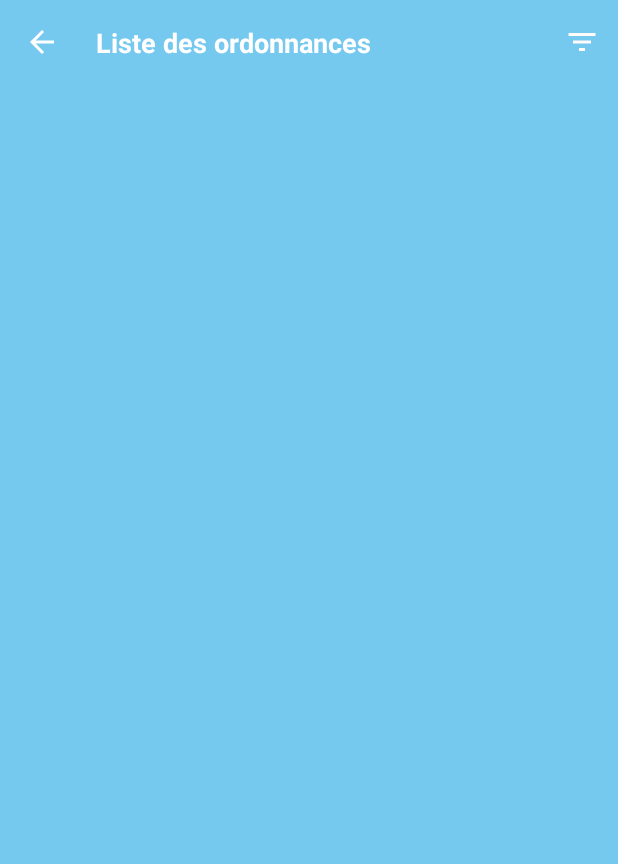
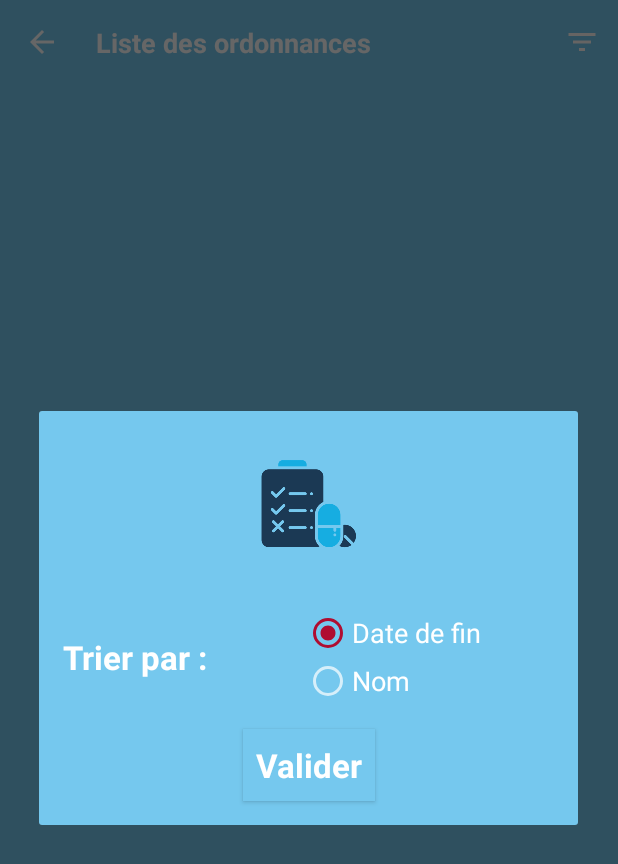
Before and after one commit to ThomasLefebvre/OrdoManager, an Android app: the ListOrdoActivity screen opened directly, with no data from a screen before it, after a tap on "Tri", on a phone screen of 412 x 824 dp. Shown: the top 864 px of the screen. Run offline under Robolectric (Android 15) with nearby library versions, the phone set to English and light mode, and no system bars; our stand-ins replace Room's generated code.

Commit message:
-  Add sort functionality

```diff
--- a/app/src/main/java/fr/thomas/lefebvre/ordomanager/activity/ListOrdoActivity.kt
+++ b/app/src/main/java/fr/thomas/lefebvre/ordomanager/activity/ListOrdoActivity.kt
@@ -2,12 +2,19 @@ package fr.thomas.lefebvre.ordomanager.activity
 
 
 
+import android.content.Context
 import android.content.Intent
 import android.os.AsyncTask
 import android.os.Bundle
+import android.util.Log
+import android.view.LayoutInflater
 import android.view.Menu
+import android.view.MenuItem
 import android.view.View
+import android.widget.RadioButton
+import android.widget.RadioGroup
 import android.widget.Toast
+import androidx.appcompat.app.AlertDialog
 import androidx.appcompat.app.AppCompatActivity
 import androidx.recyclerview.widget.LinearLayoutManager
 import androidx.recyclerview.widget.RecyclerView
@@ -18,22 +25,31 @@ import fr.thomas.lefebvre.ordomanager.database.OrdonnanceDataBase
 import fr.thomas.lefebvre.ordomanager.model.Ordonnance
 import kotlinx.android.synthetic.main.activity_list_ordo.*
 import androidx.recyclerview.widget.DividerItemDecoration
-
+import kotlinx.android.synthetic.main.alert_dialog_sort.*
+import kotlinx.android.synthetic.main.alert_dialog_sort.view.*
 
 
 
 class ListOrdoActivity : AppCompatActivity() {
 
 
+    var SHARED_PREFS:String="sharedPrefs"
+    var RB_DATE_IS_CHECKED:String="rbDateIsChecked"
+    var RB_NAME_IS_CHECKED:String="rbNameIsChecked"
+
+
+
+
+
     override fun onCreate(savedInstanceState: Bundle?) {
         super.onCreate(savedInstanceState)
         setContentView(R.layout.activity_list_ordo)
-       setToolBarListOrdo()
+        setToolBarListOrdo()
         getOrdo()
 
 
+    }
 
-    }
 
 
     fun setToolBarListOrdo(){
@@ -49,6 +65,16 @@ class ListOrdoActivity : AppCompatActivity() {
         menuInflater.inflate(R.menu.menu_list_ordo,menu)
         return super.onCreateOptionsMenu(menu)
     }
+
+    override fun onOptionsItemSelected(item: MenuItem?): Boolean {
+        when (item?.itemId) {
+            R.id.menu_tri -> {
+               alertDialogSort()
+            }
+        }
+        return super.onOptionsItemSelected(item)
+    }
+
 
 
     fun setRecyclerView(listOrdo:List<Ordonnance>){
@@ -67,8 +93,11 @@ class ListOrdoActivity : AppCompatActivity() {
             val db= Room.databaseBuilder(this, OrdonnanceDataBase::class.java,"ordonnance_data_base").build()
 
             val dao=db.ordonnanceDao()
-
-            val listOrdo=dao.get()
+            val listOrdo:List<Ordonnance>
+            if(loadSortPreferencesDate()){
+                 listOrdo=dao.getOrderByDate()
+            }
+            else listOrdo=dao.getOrderByName()
 
             runOnUiThread(Runnable {
                 setRecyclerView(listOrdo)
@@ -93,4 +122,51 @@ class ListOrdoActivity : AppCompatActivity() {
         updateIntent.putExtra("idOrdo",ordoClick.id)
         startActivity(updateIntent)
     }
+
+
+    fun alertDialogSort(){
+
+        val mDialogView = LayoutInflater.from(this).inflate(R.layout.alert_dialog_sort,null)
+
+        val mBuilderDialog= AlertDialog.Builder(this)
+            .setView(mDialogView)
+        mDialogView.rb_date_dialog.isChecked=loadSortPreferencesDate()
+        mDialogView.rb_name_dialog.isChecked=loadSortPreferencesDNom()
+
+        val mAlertDialog=mBuilderDialog.show()
+
+        mDialogView.bt_save_sort.setOnClickListener(View.OnClickListener {
+            saveSortPreferences(mDialogView)
+            mAlertDialog.dismiss()
+            finish()
+            startListOrdoActivity()
+        })
+    }
+
+    fun saveSortPreferences(view: View){
+        val sharedPreferences=getSharedPreferences(SHARED_PREFS, Context.MODE_PRIVATE)
+        val editor=sharedPreferences.edit()
+        Log.i("SHARED","${view.rb_date_dialog.isChecked}")
+        Log.i("SHARED","${view.rb_name_dialog.isChecked}")
+        editor.putBoolean(RB_DATE_IS_CHECKED,view.rb_date_dialog.isChecked)
+        editor.putBoolean(RB_NAME_IS_CHECKED,view.rb_name_dialog.isChecked)
+        editor.apply()
+
+    }
+
+    fun loadSortPreferencesDate():Boolean {
+        val sharedPreferences = getSharedPreferences(SHARED_PREFS, Context.MODE_PRIVATE)
+        return sharedPreferences.getBoolean(RB_DATE_IS_CHECKED, true)
+    }
+
+    fun loadSortPreferencesDNom():Boolean{
+        val sharedPreferences=getSharedPreferences(SHARED_PREFS, Context.MODE_PRIVATE)
+        return sharedPreferences.getBoolean(RB_NAME_IS_CHECKED,false)
+    }
+
+    fun startListOrdoActivity(){
+        var listOrdoIntent=Intent(this,ListOrdoActivity::class.java)
+        startActivity(listOrdoIntent)
+    }
+
 }
--- a/app/src/main/java/fr/thomas/lefebvre/ordomanager/activity/MainActivity.kt
+++ b/app/src/main/java/fr/thomas/lefebvre/ordomanager/activity/MainActivity.kt
@@ -32,8 +32,6 @@ class MainActivity : AppCompatActivity() {
         val adRequest=AdRequest.Builder().build()
         mAdView.loadAd(adRequest)
 
-//TODO change pub code = "ca-app-pub-5765642947536779/8938953969"
-
 
 
 
--- a/app/src/main/java/fr/thomas/lefebvre/ordomanager/adapter/OrdoAdapter.kt
+++ b/app/src/main/java/fr/thomas/lefebvre/ordomanager/adapter/OrdoAdapter.kt
@@ -61,7 +61,11 @@ class OrdoAdapter(val ordoAAfficher:List<Ordonnance>,val listener: (Ordonnance)
             var dateNow= LocalDate.now()
             if(ordonnance.dateFinTri<dateNow.toString()){
                 textViewDateFin.setTextColor(Color.parseColor(colorRedString))
-                textViewAlert.text="A RENOUVELER"
+                if (ordonnance.chronique==true){
+                    textViewAlert.text="A RENOUVELER"
+                }
+                else textViewAlert.text="TERMINEE"
+
 
             }
 
--- a/app/src/main/java/fr/thomas/lefebvre/ordomanager/dao/OrdonnanceDao.kt
+++ b/app/src/main/java/fr/thomas/lefebvre/ordomanager/dao/OrdonnanceDao.kt
@@ -5,11 +5,17 @@ import fr.thomas.lefebvre.ordomanager.model.Ordonnance
 
 @Dao
 interface OrdonnanceDao {
-    @Query("SELECT* FROM ordonnances ORDER BY dateFinUS ASC")
-    fun get():List<Ordonnance>
+    @Query("SELECT* FROM ordonnances ORDER BY dateFinUS ASC, nom ASC")
+    fun getOrderByDate():List<Ordonnance>
+
+    @Query("SELECT* FROM ordonnances ORDER BY nom ASC, dateFinUS ASC")
+    fun getOrderByName():List<Ordonnance>
 
     @Query("SELECT* FROM ordonnances WHERE id= :id LIMIT 1")
     fun loadOrdoById(id:Long):Ordonnance
+
+    @Query("SELECT* FROM ordonnances WHERE nom= :nom")
+    fun loadOrdoById(nom:String):Ordonnance
 
     @Insert
     fun insertAll(vararg listCategories:Ordonnance)
--- /dev/null
+++ b/app/src/main/res/layout/alert_dialog_sort.xml
@@ -0,0 +1,61 @@
+<?xml version="1.0" encoding="utf-8"?>
+<androidx.constraintlayout.widget.ConstraintLayout
+        xmlns:android="http://schemas.android.com/apk/res/android"
+        xmlns:tools="http://schemas.android.com/tools"
+        xmlns:app="http://schemas.android.com/apk/res-auto"
+        android:layout_width="wrap_content"
+        android:layout_height="wrap_content"
+        tools:context=".activity.MainActivity"
+        android:background="@color/colorPrimary"
+>
+    <RadioGroup
+            android:layout_width="wrap_content"
+            android:layout_height="wrap_content"
+            android:id="@+id/radio_group"
+            android:layout_marginTop="16dp"
+            app:layout_constraintTop_toBottomOf="@+id/imageView2" app:layout_constraintEnd_toEndOf="parent"
+            android:layout_marginEnd="16dp" app:layout_constraintStart_toEndOf="@+id/tv_date_fin"
+            android:layout_marginStart="16dp">
+        <RadioButton
+                android:text="@string/trier_date"
+                android:layout_width="wrap_content"
+                android:layout_height="wrap_content" android:id="@+id/rb_date_dialog" android:layout_weight="1"
+                android:textAppearance="@style/TextAppearance.AppCompat.Large" android:textSize="18sp"/>
+        <RadioButton
+                android:text="@string/trier_nom"
+                android:layout_width="wrap_content"
+                android:layout_height="wrap_content" android:id="@+id/rb_name_dialog" android:layout_weight="1"
+                android:textAppearance="@style/TextAppearance.AppCompat.Large" android:textSize="18sp"/>
+    </RadioGroup>
+    <TextView
+            android:text="@string/trier_par"
+            android:layout_width="wrap_content"
+            android:layout_height="wrap_content"
+            android:id="@+id/tv_date_fin" android:textSize="22sp"
+            android:textColor="@color/white"
+            android:textAppearance="@style/TextAppearance.AppCompat.Large" android:textStyle="bold"
+            app:layout_constraintTop_toTopOf="@+id/radio_group"
+            app:layout_constraintBottom_toBottomOf="@+id/radio_group" android:layout_marginStart="16dp"
+            app:layout_constraintStart_toStartOf="parent"/>
+    <ImageView
+            android:layout_width="wrap_content"
+            android:layout_height="wrap_content" app:srcCompat="@mipmap/ic_launcher_foreground_ordo"
+            android:id="@+id/imageView2"
+            app:layout_constraintStart_toStartOf="parent" android:layout_marginStart="8dp"
+            app:layout_constraintEnd_toEndOf="parent" android:layout_marginEnd="8dp" android:layout_marginTop="8dp"
+            app:layout_constraintTop_toTopOf="parent"/>
+    <Button
+            android:text="@string/valider"
+            android:layout_width="wrap_content"
+            android:layout_height="wrap_content"
+            android:id="@+id/bt_save_sort"
+            android:background="@color/colorPrimary"
+            android:padding="8dp"
+            android:textStyle="bold"
+            android:textAppearance="@style/TextAppearance.AppCompat.Large"
+            android:layout_marginTop="16dp"
+            app:layout_constraintTop_toBottomOf="@+id/radio_group" android:layout_marginEnd="8dp"
+            app:layout_constraintEnd_toEndOf="parent" android:layout_marginStart="8dp"
+            app:layout_constraintStart_toStartOf="parent" app:layout_constraintBottom_toBottomOf="parent"
+            android:layout_marginBottom="16dp"/>
+</androidx.constraintlayout.widget.ConstraintLayout>
--- a/app/src/main/res/values/strings.xml
+++ b/app/src/main/res/values/strings.xml
@@ -4,4 +4,17 @@
         <item>Semaine</item>
         <item>Mois</item>
     </string-array>
+    <string name="jours">jours</string>
+    <string name="semaines">semaines</string>
+    <string name="liste_des_ordonnances">Liste des ordonnances</string>
+    <string name="nouvelle_ordonnance">Nouvelle ordonnance</string>
+    <string name="debut">Début :</string>
+    <string name="fin">Fin :</string>
+    <string name="supprimer">Supprimer</string>
+    <string name="mettre_a_jour">Mettre à jour</string>
+    <string name="trier_par">Trier par :</string>
+    <string name="trier_date">Date de fin</string>
+    <string name="trier_nom">Nom</string>
+    <string name="valider">Valider</string>
+
 </resources>
```
Also changed, not shown: app/build.gradle (+11 -5 lines), app/src/main/AndroidManifest.xml (+8 -6 lines), app/src/main/java/fr/thomas/lefebvre/ordomanager/activity/NewOrdoActivity.kt (+32 -36 lines), app/src/main/java/fr/thomas/lefebvre/ordomanager/activity/UpdateActivity.kt (+7 -19 lines), app/src/main/res/layout-land/activity_main.xml (added, +62 -0 lines), app/src/main/res/layout/activity_main.xml (+10 -3 lines), app/src/main/res/layout/activity_new_ordo.xml (+7 -7 lines), app/src/main/res/layout/rv_item_ordo.xml (+32 -40 lines), app/src/main/res/menu/menu_new_ordo.xml (deleted, +0 -11 lines), 1 other file.
